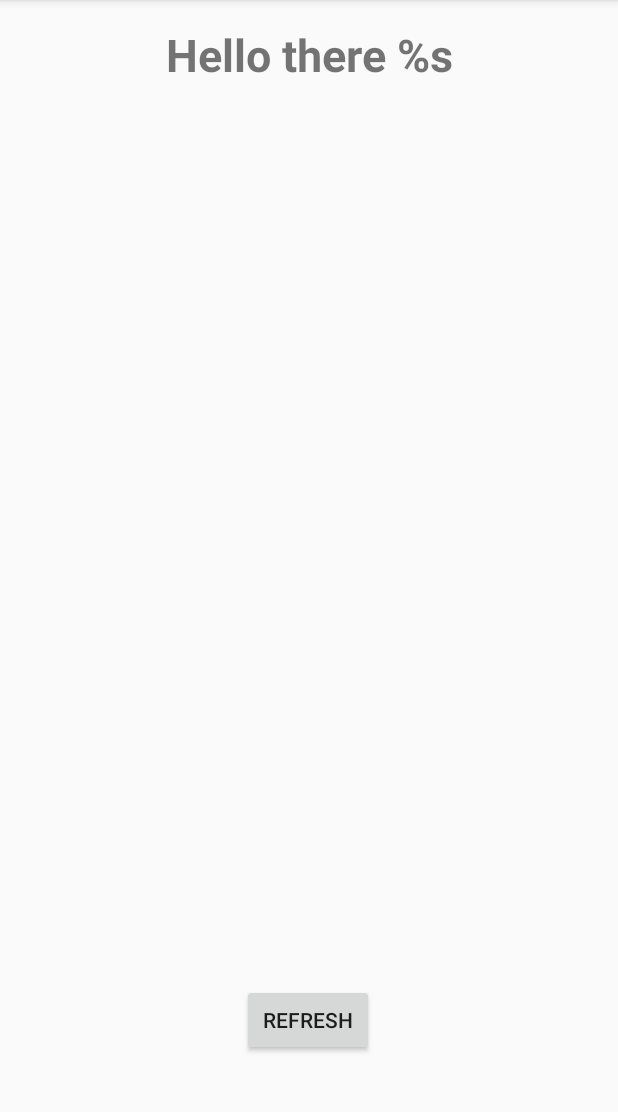
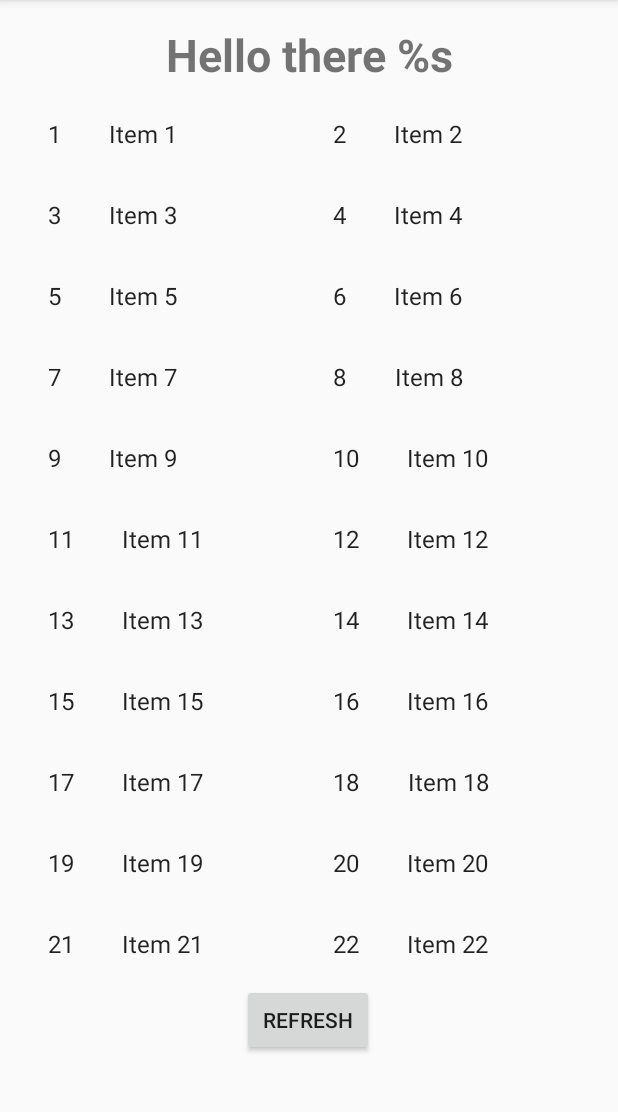
Before and after one commit to iwilltry42/timestrap-android, an Android app: the MainActivity screen opened directly, with no data from a screen before it, on a phone screen of 412 x 824 dp, the part 84-1196 px from its top. Run offline under Robolectric (Android 15) with nearby library versions, the phone set to English and light mode, and no system bars; our stand-ins replace Volley; network calls fail.

Commit message:
add dummy recycler tas view

```diff
--- a/app/build.gradle
+++ b/app/build.gradle
@@ -30,6 +30,8 @@ dependencies {
     implementation 'androidx.core:core-ktx:1.3.0'
     implementation 'androidx.appcompat:appcompat:1.1.0'
     implementation 'androidx.constraintlayout:constraintlayout:1.1.3'
+    implementation 'androidx.legacy:legacy-support-v4:1.0.0'
+    implementation 'androidx.recyclerview:recyclerview:1.1.0'
     testImplementation 'junit:junit:4.13'
     androidTestImplementation 'androidx.test.ext:junit:1.1.1'
     androidTestImplementation 'androidx.test.espresso:espresso-core:3.2.0'
--- /dev/null
+++ b/app/src/main/java/dev/iwilltry42/timestrap/TaskFragment.kt
@@ -0,0 +1,61 @@
+package dev.iwilltry42.timestrap
+
+import android.os.Bundle
+import androidx.fragment.app.Fragment
+import androidx.recyclerview.widget.GridLayoutManager
+import androidx.recyclerview.widget.LinearLayoutManager
+import androidx.recyclerview.widget.RecyclerView
+import android.view.LayoutInflater
+import android.view.View
+import android.view.ViewGroup
+import dev.iwilltry42.timestrap.tasks.TaskContent
+
+/**
+ * A fragment representing a list of Items.
+ */
+class TaskFragment : Fragment() {
+
+    private var columnCount = 2
+
+    override fun onCreate(savedInstanceState: Bundle?) {
+        super.onCreate(savedInstanceState)
+
+        arguments?.let {
+            columnCount = it.getInt(ARG_COLUMN_COUNT)
+        }
+    }
+
+    override fun onCreateView(
+        inflater: LayoutInflater, container: ViewGroup?,
+        savedInstanceState: Bundle?
+    ): View? {
+        val view = inflater.inflate(R.layout.fragment_item_list, container, false)
+
+        // Set the adapter
+        if (view is RecyclerView) {
+            with(view) {
+                layoutManager = when {
+                    columnCount <= 1 -> LinearLayoutManager(context)
+                    else -> GridLayoutManager(context, columnCount)
+                }
+                adapter = TaskRecyclerViewAdapter(TaskContent.ITEMS)
+            }
+        }
+        return view
+    }
+
+    companion object {
+
+        // TODO: Customize parameter argument names
+        const val ARG_COLUMN_COUNT = "column-count"
+
+        // TODO: Customize parameter initialization
+        @JvmStatic
+        fun newInstance(columnCount: Int) =
+            TaskFragment().apply {
+                arguments = Bundle().apply {
+                    putInt(ARG_COLUMN_COUNT, columnCount)
+                }
+            }
+    }
+}
--- /dev/null
+++ b/app/src/main/java/dev/iwilltry42/timestrap/TaskRecyclerViewAdapter.kt
@@ -0,0 +1,41 @@
+package dev.iwilltry42.timestrap
+
+import androidx.recyclerview.widget.RecyclerView
+import android.view.LayoutInflater
+import android.view.View
+import android.view.ViewGroup
+import android.widget.TextView
+
+import dev.iwilltry42.timestrap.tasks.TaskContent.TaskItem
+
+/**
+ * [RecyclerView.Adapter] that can display a [TaskItem].
+ * TODO: Replace the implementation with code for your data type.
+ */
+class TaskRecyclerViewAdapter(
+    private val values: List<TaskItem>
+) : RecyclerView.Adapter<TaskRecyclerViewAdapter.ViewHolder>() {
+
+    override fun onCreateViewHolder(parent: ViewGroup, viewType: Int): ViewHolder {
+        val view = LayoutInflater.from(parent.context)
+            .inflate(R.layout.fragment_item, parent, false)
+        return ViewHolder(view)
+    }
+
+    override fun onBindViewHolder(holder: ViewHolder, position: Int) {
+        val item = values[position]
+        holder.idView.text = item.id
+        holder.contentView.text = item.content
+    }
+
+    override fun getItemCount(): Int = values.size
+
+    inner class ViewHolder(view: View) : RecyclerView.ViewHolder(view) {
+        val idView: TextView = view.findViewById(R.id.item_number)
+        val contentView: TextView = view.findViewById(R.id.content)
+
+        override fun toString(): String {
+            return super.toString() + " '" + contentView.text + "'"
+        }
+    }
+}
--- a/app/src/main/res/layout/activity_main.xml
+++ b/app/src/main/res/layout/activity_main.xml
@@ -54,6 +54,11 @@
                 android:layout_width="wrap_content"
                 android:layout_height="match_parent"
                 android:textAlignment="viewStart" />
+            <androidx.fragment.app.FragmentContainerView android:name="dev.iwilltry42.timestrap.TaskFragment"
+                android:id="@+id/task_fragment"
+                android:layout_width="match_parent"
+                android:layout_height="wrap_content"
+                />
         </LinearLayout>
     </ScrollView>
 
--- /dev/null
+++ b/app/src/main/res/layout/fragment_item.xml
@@ -0,0 +1,20 @@
+<?xml version="1.0" encoding="utf-8"?>
+<LinearLayout xmlns:android="http://schemas.android.com/apk/res/android"
+    android:layout_width="wrap_content"
+    android:layout_height="wrap_content"
+    android:orientation="horizontal">
+
+    <TextView
+        android:id="@+id/item_number"
+        android:layout_width="wrap_content"
+        android:layout_height="wrap_content"
+        android:layout_margin="@dimen/text_margin"
+        android:textAppearance="?attr/textAppearanceListItem" />
+
+    <TextView
+        android:id="@+id/content"
+        android:layout_width="wrap_content"
+        android:layout_height="wrap_content"
+        android:layout_margin="@dimen/text_margin"
+        android:textAppearance="?attr/textAppearanceListItem" />
+</LinearLayout>
--- /dev/null
+++ b/app/src/main/res/layout/fragment_item_list.xml
@@ -0,0 +1,13 @@
+<?xml version="1.0" encoding="utf-8"?>
+<androidx.recyclerview.widget.RecyclerView xmlns:android="http://schemas.android.com/apk/res/android"
+    xmlns:app="http://schemas.android.com/apk/res-auto"
+    xmlns:tools="http://schemas.android.com/tools"
+    android:id="@+id/list"
+    android:name="dev.iwilltry42.timestrap.TaskFragment"
+    android:layout_width="match_parent"
+    android:layout_height="match_parent"
+    android:layout_marginLeft="16dp"
+    android:layout_marginRight="16dp"
+    app:layoutManager="LinearLayoutManager"
+    tools:context=".TaskFragment"
+    tools:listitem="@layout/fragment_item" />
--- a/app/src/main/res/values/dimens.xml
+++ b/app/src/main/res/values/dimens.xml
@@ -2,4 +2,5 @@
     <!-- Default screen margins, per the Android Design guidelines. -->
     <dimen name="activity_horizontal_margin">16dp</dimen>
     <dimen name="activity_vertical_margin">16dp</dimen>
+    <dimen name="text_margin">16dp</dimen>
 </resources>
```
Also changed, not shown: app/src/main/java/dev/iwilltry42/timestrap/tasks/TaskContent.kt (added, +57 -0 lines).
